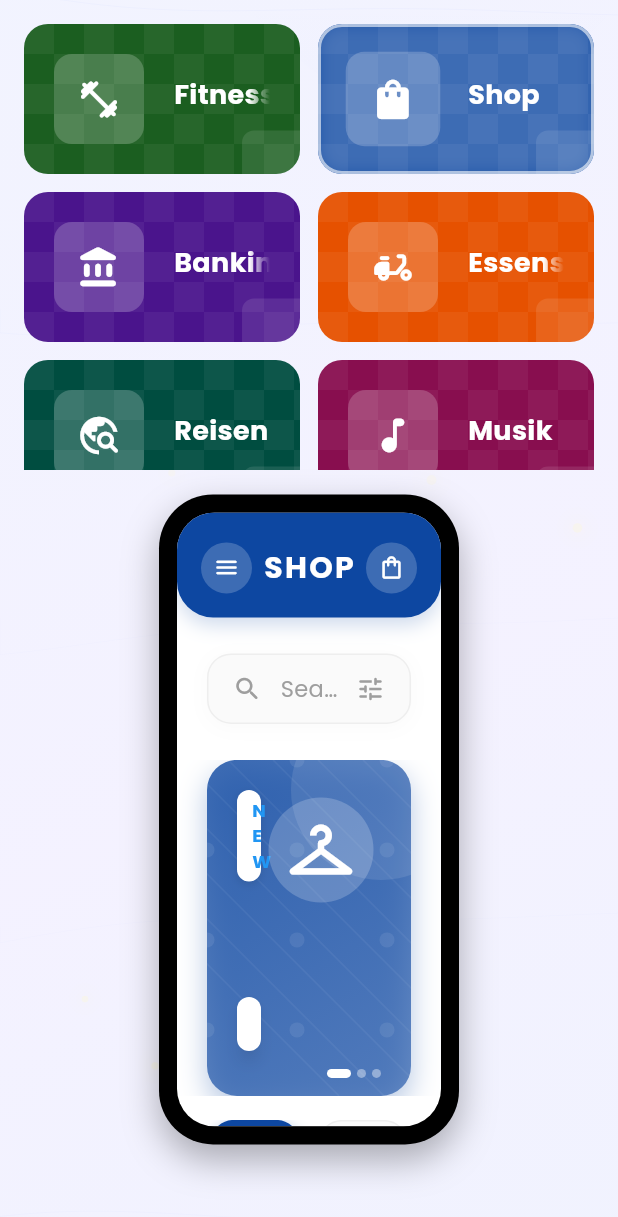
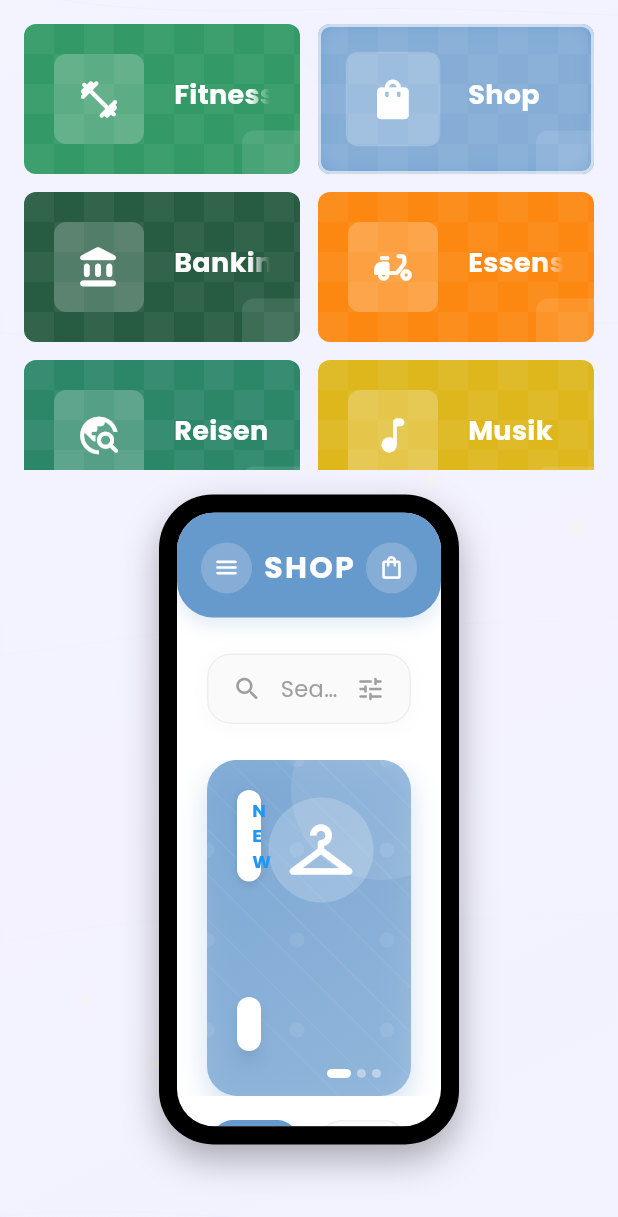
Before and after one commit to hafencity-dev/hcd_template_apps, a Flutter app: the screen it shows after launch, after a tap on "Fitness", after a tap on "Shop", on a phone screen of 412 x 824 dp. Shown: the top 1217 px of the screen. Run offline on Flutter 3.47's test engine with Material 3 defaults, Android fonts, the light colour scheme and no system bars; drawn by our look-alikes of flutter_animate; our stand-ins replace google_fonts, responsive_framework.

Commit message:
style(ui): update color palette and border radius
Replaces Material color shades with custom brand colors from design palette
Standardizes border radius to 8px across showcase items
Makes visual design more consistent with brand guidelines

```diff
--- a/flutter_showcase/lib/showcase_app.dart
+++ b/flutter_showcase/lib/showcase_app.dart
@@ -49,42 +49,42 @@ class _ShowcaseAppState extends State<ShowcaseApp>
       ShowcaseItem(
         title: 'Fitness',
         description: 'Interaktive Diagramme und Statistiken',
-        color: Colors.green.shade900,
+        color: const Color(0xFF339966), // Medium green from palette
         icon: Icons.fitness_center_rounded,
         type: AppType.fitness,
       ),
       ShowcaseItem(
         title: 'Shop',
         description: 'Schöne UI mit flüssigen Animationen',
-        color: Colors.blue.shade900,
+        color: const Color(0xFF6699CC), // Medium blue from palette
         icon: Icons.shopping_bag_rounded,
         type: AppType.ecommerce,
       ),
       ShowcaseItem(
         title: 'Banking',
         description: 'Sicheres und responsives Design',
-        color: Colors.purple.shade900,
+        color: const Color(0xFF275C42), // Deep green from palette
         icon: Icons.account_balance_rounded,
         type: AppType.banking,
       ),
       ShowcaseItem(
         title: 'Essenslieferung',
         description: 'Ansprechende Animationen und einfache Navigation',
-        color: Colors.orange.shade900,
+        color: const Color(0xFFFC8811), // Orange from vibrant palette
         icon: Icons.delivery_dining_rounded,
         type: AppType.foodDelivery,
       ),
       ShowcaseItem(
         title: 'Reisen',
         description: 'Immersives Erlebnis mit 3D-Effekten',
-        color: Colors.teal.shade900,
+        color: const Color(0xFF2C8769), // Teal green from palette
         icon: Icons.travel_explore_rounded,
         type: AppType.travel,
       ),
       ShowcaseItem(
         title: 'Musik',
         description: 'Immersiver Player mit Audiovisualisierung',
-        color: Colors.pink.shade900,
+        color: const Color(0xFFDEB71D), // Mustard yellow from palette
         icon: Icons.music_note_rounded,
         type: AppType.music,
       ),
--- a/flutter_showcase/lib/widgets/app_showcase_item.dart
+++ b/flutter_showcase/lib/widgets/app_showcase_item.dart
@@ -19,7 +19,7 @@ class AppShowcaseItem extends StatelessWidget {
       curve: Curves.easeOutQuint,
       height: 100,
       decoration: BoxDecoration(
-        borderRadius: BorderRadius.circular(16),
+        borderRadius: BorderRadius.circular(8),
         /*boxShadow: [
           BoxShadow(
             color: showcaseItem.color.withOpacity(isSelected ? 0.35 : 0.1),
@@ -58,7 +58,7 @@ class AppShowcaseItem extends StatelessWidget {
                     height: 60,
                     decoration: BoxDecoration(
                       color: Colors.white.withOpacity(0.2),
-                      borderRadius: BorderRadius.circular(12),
+                      borderRadius: BorderRadius.circular(8),
                     ),
                     child: Icon(
                       showcaseItem.icon,
@@ -125,7 +125,7 @@ class AppShowcaseItem extends StatelessWidget {
                       color: Colors.white.withOpacity(0.6),
                       width: 2,
                     ),
-                    borderRadius: BorderRadius.circular(16),
+                    borderRadius: BorderRadius.circular(8),
                   ),
                 )
                     .animate(target: isSelected ? 1 : 0)
```
Also changed, not shown: 1 other file.
